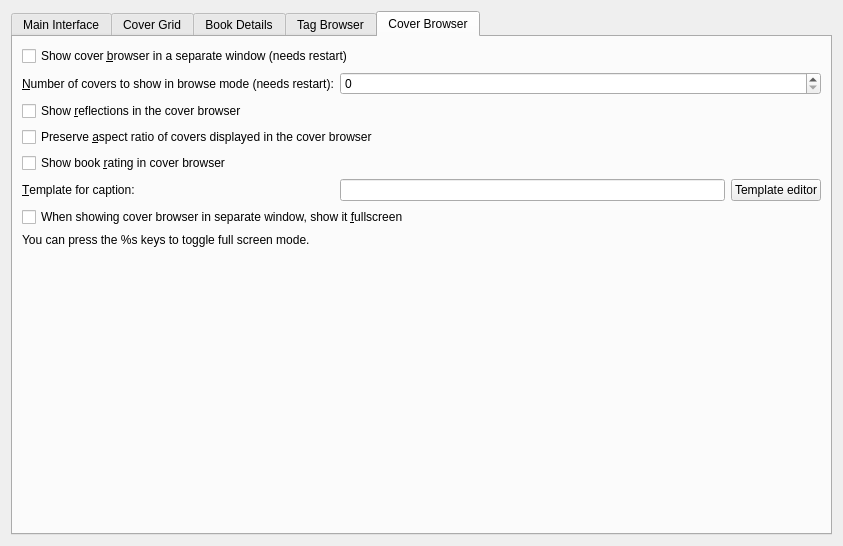
Old version of the form src/calibre/gui2/preferences/look_feel.ui in the repository debian-calibre/calibre.
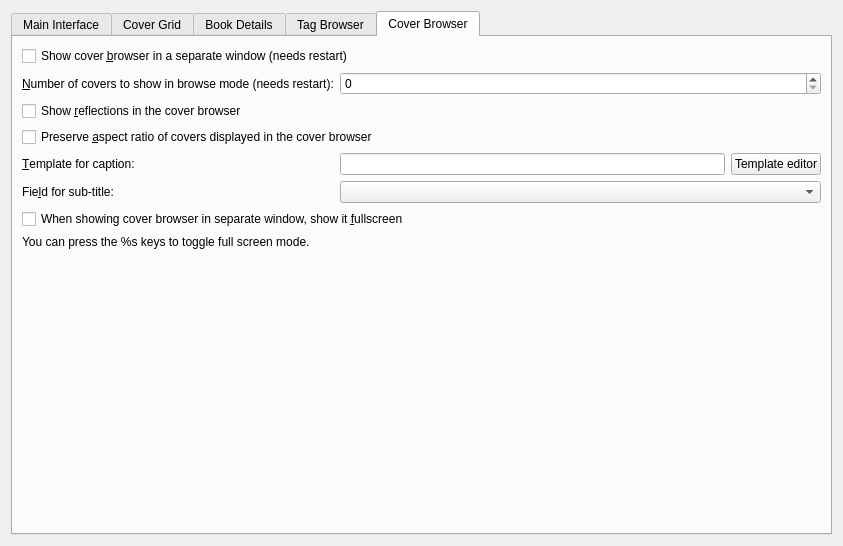
New version of the form. The open tabs and pages were chosen to show the change. Icons and pictures are not drawn. Custom widgets are drawn as their Qt base class.

Patch:
```diff
--- a/src/calibre/gui2/preferences/look_feel.ui
+++ b/src/calibre/gui2/preferences/look_feel.ui
@@ -977,7 +977,7 @@
          </property>
         </widget>
        </item>
-       <item row="8" column="0" colspan="2">
+       <item row="9" column="0" colspan="2">
         <spacer name="verticalSpacer_4">
          <property name="orientation">
           <enum>Qt::Vertical</enum>
@@ -990,13 +990,6 @@
          </property>
         </spacer>
        </item>
-       <item row="4" column="0">
-        <widget class="QCheckBox" name="opt_show_rating_in_cover_browser">
-         <property name="text">
-          <string>Show book &amp;rating in cover browser</string>
-         </property>
-        </widget>
-       </item>
        <item row="5" column="0">
         <widget class="QLabel" name="label_23">
          <property name="text">
@@ -1017,7 +1010,7 @@
        <item row="1" column="1" colspan="2">
         <widget class="QSpinBox" name="opt_cover_flow_queue_length"/>
        </item>
-       <item row="6" column="0" colspan="3">
+       <item row="7" column="0" colspan="3">
         <widget class="QCheckBox" name="opt_cb_fullscreen">
          <property name="text">
           <string>When showing cover browser in separate window, show it &amp;fullscreen</string>
@@ -1049,7 +1042,7 @@
          </property>
         </widget>
        </item>
-       <item row="7" column="0" colspan="3">
+       <item row="8" column="0" colspan="3">
         <widget class="QLabel" name="fs_help_msg">
          <property name="styleSheet">
           <string notr="true">margin-left: 1.5em</string>
@@ -1062,6 +1055,19 @@
          </property>
         </widget>
        </item>
+       <item row="6" column="0">
+        <widget class="QLabel" name="label_24">
+         <property name="text">
+          <string>Fie&amp;ld for sub-title:</string>
+         </property>
+         <property name="buddy">
+          <cstring>opt_cover_browser_subtitle_field</cstring>
+         </property>
+        </widget>
+       </item>
+       <item row="6" column="1" colspan="2">
+        <widget class="QComboBox" name="opt_cover_browser_subtitle_field"/>
+       </item>
       </layout>
      </widget>
     </widget>
```
Left out of the diff: 18 changed lines with no effect on the pictures.
